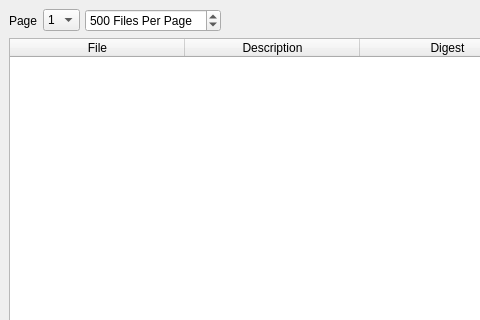
The window that UI/biblioteq_files.ui (textbrowser/biblioteq) describes before a commit, drawn with Qt 5; both pictures show x 0 to 480 and y 0 to 320 of the 800 by 600 pixel window.
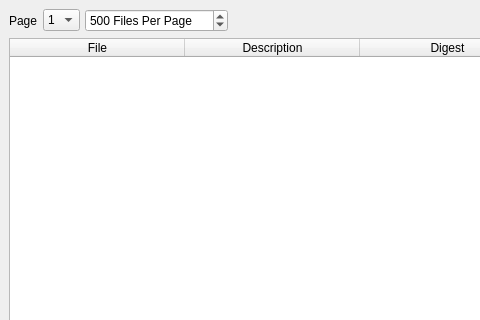
The same window after the commit. Icons and pictures are not drawn.

```diff
--- a/UI/biblioteq_files.ui
+++ b/UI/biblioteq_files.ui
@@ -52,7 +52,7 @@
          <number>25</number>
         </property>
         <property name="maximum">
-         <number>2500</number>
+         <number>25000</number>
         </property>
         <property name="value">
          <number>500</number>
```
